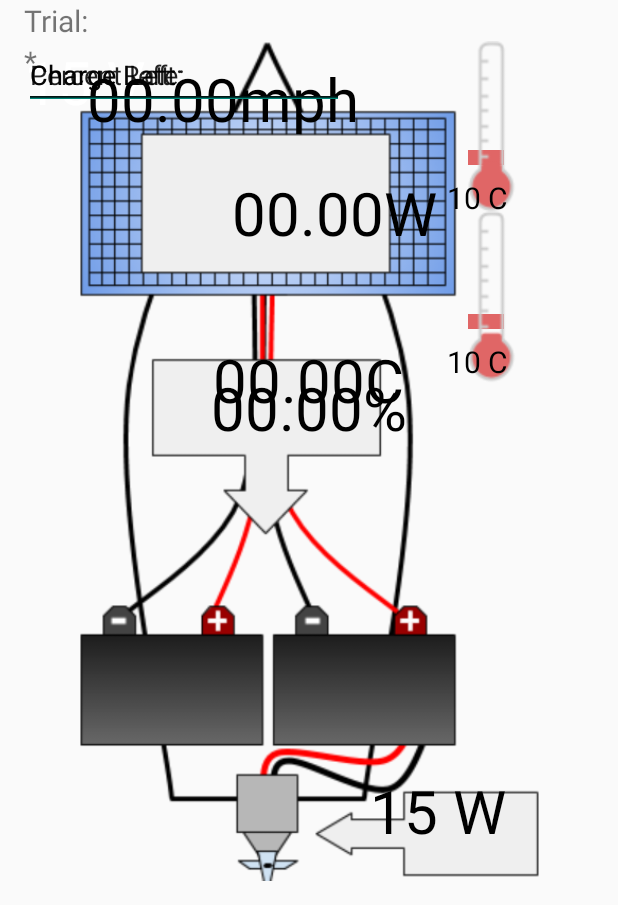
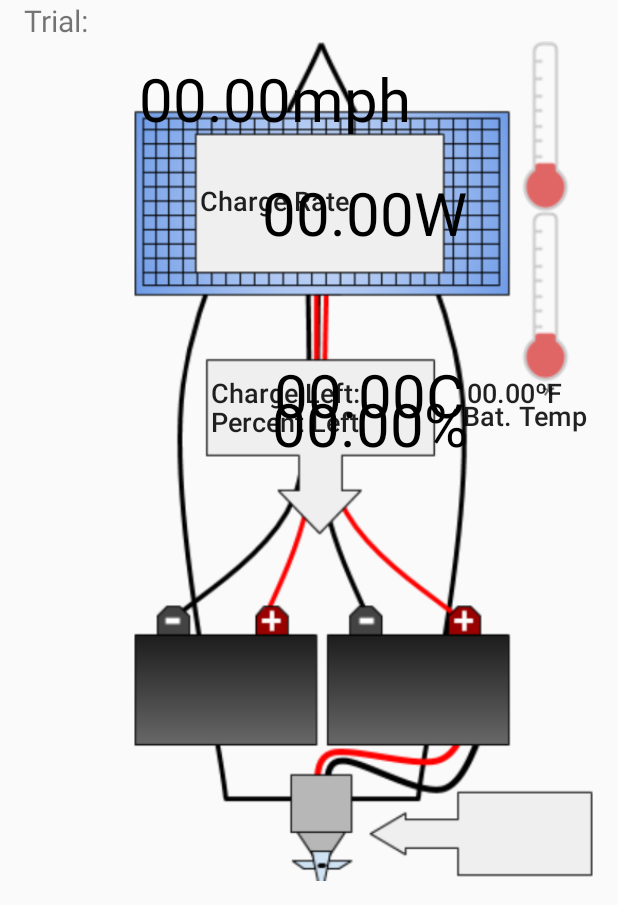
Before and after one commit to CarnegieMellonSolarRacing/AndroidApp, an Android app: the MainActivity screen opened directly, with no data from a screen before it, on a phone screen of 412 x 824 dp, the part 331-1236 px from its top. Run offline under Robolectric (Android 15) with nearby library versions, the phone set to English and light mode, and no system bars; libraries missing offline, so code that uses them is left out: com.github.mikephil.charting; plain views replace BarChart.

```diff
--- a/app/src/main/java/co/cmsr/optiandroid/DataManager.java
+++ b/app/src/main/java/co/cmsr/optiandroid/DataManager.java
@@ -44,6 +44,7 @@ public class DataManager {
     long startTime;
     String logName;
     boolean saveLog;
+    boolean isFirstInput;
 
     public DataManager(
             Context context,
@@ -63,6 +64,7 @@ public class DataManager {
         String dateString = new SimpleDateFormat("dd-MM-yyyy").format(today);
         this.logName = String.format("%s-%s.log", trialName, dateString);
         this.saveLog = saveLog;
+        this.isFirstInput = true;
 
         // Create data pipeline: UsbBridge -> parser -> processor -> localDataGenerator -> renderer
         bridge = new ArduinoUsbBridge(this, context);
@@ -90,6 +92,7 @@ public class DataManager {
     public void onConnectionOpened() {
         connectButton.setBackgroundColor(Color.GREEN);
         connectButton.setText("Connected!");
+        isFirstInput = true;
         if (saveLog) {
             LoggerPacket lp = new LoggerPacket("CONNECTED", elapsedTime(), null);
             Logger.writeToFile(logName, lp.toJsonString() + "\n");
@@ -117,8 +120,9 @@ public class DataManager {
     }
 
     public void onReceivedData(byte[] arg0) {
-        dataParser.onDataReceived(arg0, dataRenderer);
-
+        isFirstInput = dataParser.parseData(arg0, dataRenderer, isFirstInput);
+//        if (isFirstInput) dataRenderer.printDebug("TRUE");
+//        else dataRenderer.printDebug("FALSE");
     }
 
     public void onParsedPacket(DataPacket dp) {
--- a/app/src/main/java/co/cmsr/optiandroid/renderers/BoatDataRenderer.java
+++ b/app/src/main/java/co/cmsr/optiandroid/renderers/BoatDataRenderer.java
@@ -16,7 +16,6 @@ import co.cmsr.optiandroid.displays.DataTextDisplay;
 public class BoatDataRenderer implements DataRenderer {
     TextView solarPanelPowerTextView;
     TextView batteryChargeTextView, batteryChargePercentTextView, batteryTempTextView;
-    TextView motorPowerTextView;
     TextView boatSpeedTextView;
 
     String power_symbol = "W";
@@ -40,14 +39,12 @@ public class BoatDataRenderer implements DataRenderer {
         batteryChargeTextView = (TextView) activity.findViewById(R.id.batteryCharge);
         batteryChargePercentTextView = (TextView) activity.findViewById(R.id.batteryChargePercent);
         batteryTempTextView = (TextView) activity.findViewById(R.id.batteryTemp);
-        motorPowerTextView = (TextView) activity.findViewById(R.id.motorPower);
         boatSpeedTextView = (TextView) activity.findViewById(R.id.speed);
 
         solarPanelDisplay = new DataTextDisplay(solarPanelPowerTextView, power_symbol);
         batteryChargeDisplay = new DataTextDisplay(batteryChargeTextView, charge_symbol);
         batteryChargePercentDisplay = new DataTextDisplay(batteryChargePercentTextView, percent_symbol);
         batteryTempDisplay = new DataTextDisplay(batteryTempTextView, temp_symbol);
-        motorPowerDisplay = new DataTextDisplay(motorPowerTextView, power_symbol);
         boatSpeedDisplay = new DataTextDisplay(boatSpeedTextView, speed_symbol);
 
 
@@ -68,12 +65,11 @@ public class BoatDataRenderer implements DataRenderer {
         batteryChargeDisplay.updateDisplay(dp.batteryCharge);
         batteryChargePercentDisplay.updateDisplay(dp.batteryChargePercent);
         batteryTempDisplay.updateDisplay(dp.batteryTemp);
-        motorPowerDisplay.updateDisplay(dp.motorPower);
         boatSpeedDisplay.updateDisplay(dp.boatSpeed);
     }
 
     @Override
     public void printDebug(String val) {
-
+        solarPanelDisplay.debugPrint(val);
     }
 }
--- a/app/src/main/res/layout/boat_display.xml
+++ b/app/src/main/res/layout/boat_display.xml
@@ -10,25 +10,13 @@
         android:layout_width="wrap_content"
         android:layout_height="10dp"
         android:scaleType="fitXY"
-        app:srcCompat="@drawable/mercury_vector"
-        app:layout_constraintBottom_toTopOf="@+id/solarPanelATemperature"
+        app:layout_constraintBottom_toBottomOf="@+id/boatGraphic"
+        app:layout_constraintHorizontal_bias="0.912"
         app:layout_constraintLeft_toLeftOf="@+id/boatGraphic"
         app:layout_constraintRight_toRightOf="@+id/boatGraphic"
-        android:layout_marginBottom="8dp"
-        app:layout_constraintHorizontal_bias="0.915" />
+        app:layout_constraintTop_toTopOf="@+id/boatGraphic"
+        app:layout_constraintVertical_bias="0.415" />
 
-    <ImageView
-        android:id="@+id/solarPanelBTemperatureMercury"
-        android:layout_width="wrap_content"
-        android:layout_height="10dp"
-        android:adjustViewBounds="false"
-        android:scaleType="fitXY"
-        app:layout_constraintHorizontal_bias="0.915"
-        app:layout_constraintLeft_toLeftOf="@+id/boatGraphic"
-        app:layout_constraintRight_toRightOf="@+id/boatGraphic"
-        app:srcCompat="@drawable/mercury_vector"
-        android:layout_marginBottom="8dp"
-        app:layout_constraintBottom_toTopOf="@+id/solarPanelBTemperature" />
 
  <!--   <com.github.mikephil.charting.charts.BarChart
         android:id="@+id/solarPanelATemperatureChart"
@@ -58,10 +46,11 @@
         android:layout_height="wrap_content"
         android:adjustViewBounds="true"
         app:layout_constraintBottom_toBottomOf="parent"
+        app:layout_constraintHorizontal_bias="1.0"
         app:layout_constraintLeft_toLeftOf="parent"
         app:layout_constraintRight_toRightOf="parent"
         app:layout_constraintTop_toTopOf="parent"
-        app:layout_constraintVertical_bias="0.0"
+        app:layout_constraintVertical_bias="1.0"
         app:srcCompat="@drawable/complete_boat" />
 
     <TextView
@@ -72,7 +61,7 @@
         android:textColor="@android:color/primary_text_light"
         android:textSize="@dimen/text_primary"
         app:layout_constraintBottom_toBottomOf="@+id/boatGraphic"
-        app:layout_constraintHorizontal_bias="0.597"
+        app:layout_constraintHorizontal_bias="0.502"
         app:layout_constraintLeft_toLeftOf="@+id/boatGraphic"
         app:layout_constraintRight_toRightOf="@+id/boatGraphic"
         app:layout_constraintTop_toTopOf="@+id/boatGraphic"
@@ -84,7 +73,13 @@
         android:layout_height="wrap_content"
         android:text="*"
         android:textSize="@dimen/text_secondary"
-        tools:layout_editor_absoluteY="165dp" />
+        tools:layout_editor_absoluteY="165dp"
+        app:layout_constraintBottom_toBottomOf="@+id/boatGraphic"
+        app:layout_constraintHorizontal_bias="0.912"
+        app:layout_constraintLeft_toLeftOf="@+id/boatGraphic"
+        app:layout_constraintRight_toRightOf="@+id/boatGraphic"
+        app:layout_constraintTop_toTopOf="@+id/boatGraphic"
+        app:layout_constraintVertical_bias="0.415" />
 
     <TextView
         android:id="@+id/batteryCharge"
@@ -94,11 +89,11 @@
         android:textColor="@android:color/primary_text_light"
         android:textSize="@dimen/text_primary"
         app:layout_constraintBottom_toBottomOf="@+id/boatGraphic"
-        app:layout_constraintHorizontal_bias="0.497"
+        app:layout_constraintHorizontal_bias="0.523"
         app:layout_constraintLeft_toLeftOf="@+id/boatGraphic"
         app:layout_constraintRight_toRightOf="@+id/boatGraphic"
         app:layout_constraintTop_toTopOf="@+id/boatGraphic"
-        app:layout_constraintVertical_bias="0.392" />
+        app:layout_constraintVertical_bias="0.413" />
 
     <TextView
         android:id="@+id/batteryChargePercent"
@@ -108,35 +103,11 @@
         android:textColor="@android:color/primary_text_light"
         android:textSize="@dimen/text_primary"
         app:layout_constraintBottom_toBottomOf="@+id/boatGraphic"
-        app:layout_constraintHorizontal_bias="0.497"
+        app:layout_constraintHorizontal_bias="0.523"
         app:layout_constraintLeft_toLeftOf="@+id/boatGraphic"
         app:layout_constraintRight_toRightOf="@+id/boatGraphic"
         app:layout_constraintTop_toTopOf="@+id/boatGraphic"
-        app:layout_constraintVertical_bias="0.43" />
-
-    <TextView
-        android:id="@+id/motorCurrent"
-        android:layout_width="wrap_content"
-        android:layout_height="wrap_content"
-        android:text="15 W"
-        android:textColor="@android:color/primary_text_light"
-        android:textSize="@dimen/text_primary"
-        app:layout_constraintBottom_toBottomOf="@+id/boatGraphic"
-        app:layout_constraintHorizontal_bias="0.895"
-        app:layout_constraintLeft_toLeftOf="@+id/boatGraphic"
-        app:layout_constraintRight_toRightOf="@+id/boatGraphic"
-        app:layout_constraintTop_toTopOf="@+id/boatGraphic"
-        app:layout_constraintVertical_bias="0.961" />
-
-    <TextView
-        android:id="@+id/batteryBVoltage"
-        android:layout_width="wrap_content"
-        android:layout_height="wrap_content"
-        android:text="15 V"
-        android:textColor="@android:color/white"
-        android:textSize="@dimen/text_primary"
-        tools:layout_editor_absoluteX="229dp"
-        tools:layout_editor_absoluteY="552dp" />
+        app:layout_constraintVertical_bias="0.451" />
 
     <TextView
         android:id="@+id/speed"
@@ -153,61 +124,73 @@
         app:layout_constraintHorizontal_bias="0.033" />
 
     <TextView
-        android:id="@+id/solarPanelATemperature"
+        android:id="@+id/batteryTemp"
         android:layout_width="wrap_content"
         android:layout_height="wrap_content"
         android:text="10 C"
-        android:textColor="@android:color/black"
-        android:textSize="@dimen/text_secondary"
+        android:textAppearance="@style/TextAppearance.AppCompat.Body2"
+        android:textSize="18sp"
         app:layout_constraintBottom_toBottomOf="@+id/boatGraphic"
-        app:layout_constraintHorizontal_bias="0.92"
+        app:layout_constraintHorizontal_bias="0.912"
         app:layout_constraintLeft_toLeftOf="@+id/boatGraphic"
+        app:layout_constraintRight_toRightOf="@+id/boatGraphic"
         app:layout_constraintTop_toTopOf="@+id/boatGraphic"
-        app:layout_constraintVertical_bias="0.17000002"
-        app:layout_constraintRight_toRightOf="@+id/boatGraphic" />
+        app:layout_constraintVertical_bias="0.415" />
 
     <TextView
-        android:id="@+id/solarPanelBTemperature"
+        android:id="@+id/textView"
         android:layout_width="wrap_content"
         android:layout_height="wrap_content"
-        android:text="10 C"
-        android:textColor="@android:color/black"
-        android:textSize="@dimen/text_secondary"
+        android:text="Charge Left:"
+        android:textAppearance="@style/TextAppearance.AppCompat.Body2"
+        android:textSize="18sp"
         app:layout_constraintBottom_toBottomOf="@+id/boatGraphic"
+        app:layout_constraintHorizontal_bias="0.25"
         app:layout_constraintLeft_toLeftOf="@+id/boatGraphic"
+        app:layout_constraintRight_toRightOf="@+id/boatGraphic"
         app:layout_constraintTop_toTopOf="@+id/boatGraphic"
-        app:layout_constraintHorizontal_bias="0.92"
-        app:layout_constraintVertical_bias="0.375"
-        app:layout_constraintRight_toRightOf="@+id/boatGraphic" />
+        app:layout_constraintVertical_bias="0.415" />
 
-    <EditText
-        android:id="@+id/editText2"
+    <TextView
+        android:id="@+id/textView2"
+        android:layout_width="wrap_content"
+        android:layout_height="20dp"
+        android:text="Percent Left:"
+        android:textAppearance="@style/TextAppearance.AppCompat.Body2"
+        android:textSize="18sp"
+        app:layout_constraintBottom_toBottomOf="@+id/boatGraphic"
+        app:layout_constraintHorizontal_bias="0.255"
+        app:layout_constraintLeft_toLeftOf="@+id/boatGraphic"
+        app:layout_constraintRight_toRightOf="@+id/boatGraphic"
+        app:layout_constraintTop_toTopOf="@+id/boatGraphic"
+        app:layout_constraintVertical_bias="0.447" />
+
+    <TextView
+        android:id="@+id/textView5"
+        android:layout_width="wrap_content"
+        android:layout_height="29dp"
+        android:text="Bat. Temp"
+        android:textAppearance="@style/TextAppearance.AppCompat.Body2"
+        android:textSize="18sp"
+        app:layout_constraintBottom_toBottomOf="@+id/boatGraphic"
+        app:layout_constraintHorizontal_bias="0.978"
+        app:layout_constraintLeft_toLeftOf="@+id/boatGraphic"
+        app:layout_constraintRight_toRightOf="@+id/boatGraphic"
+        app:layout_constraintTop_toTopOf="@+id/boatGraphic"
+        app:layout_constraintVertical_bias="0.447" />
+
+    <TextView
+        android:id="@+id/textView3"
         android:layout_width="wrap_content"
         android:layout_height="wrap_content"
-        android:ems="10"
-        android:inputType="textPersonName"
-        android:text="Charge Left:"
-        tools:layout_editor_absoluteX="67dp"
-        tools:layout_editor_absoluteY="269dp" />
-
-    <EditText
-        android:id="@+id/editText3"
-        android:layout_width="wrap_content"
-        android:layout_height="wrap_content"
-        android:ems="10"
-        android:inputType="textPersonName"
-        android:text="Percent Left: "
-        tools:layout_editor_absoluteX="67dp"
-        tools:layout_editor_absoluteY="294dp" />
-
-    <EditText
-        android:id="@+id/editText4"
-        android:layout_width="wrap_content"
-        android:layout_height="wrap_content"
-        android:ems="10"
-        android:inputType="textPersonName"
-        android:text="Charge Rate: "
-        tools:layout_editor_absoluteX="67dp"
-        tools:layout_editor_absoluteY="114dp" />
+        android:text="Charge Rate"
+        android:textAppearance="@style/TextAppearance.AppCompat.Body2"
+        android:textSize="18sp"
+        app:layout_constraintBottom_toBottomOf="@+id/boatGraphic"
+        app:layout_constraintHorizontal_bias="0.214"
+        app:layout_constraintLeft_toLeftOf="@+id/boatGraphic"
+        app:layout_constraintRight_toRightOf="@+id/boatGraphic"
+        app:layout_constraintTop_toTopOf="@+id/boatGraphic"
+        app:layout_constraintVertical_bias="0.176" />
 
 </android.support.constraint.ConstraintLayout>
```
Also changed, not shown: app/src/main/java/co/cmsr/optiandroid/DataReviewActivity.java (+1 -7 lines), app/src/main/java/co/cmsr/optiandroid/communication/DataParser.java (+35 -16 lines), app/src/main/java/co/cmsr/optiandroid/datastructures/BoatData.java (+5 -49 lines), app/src/main/java/co/cmsr/optiandroid/displays/DataTextDisplay.java (+13 -0 lines), app/src/main/java/co/cmsr/optiandroid/replay/LogReplayer.java (+0 -30 lines).
